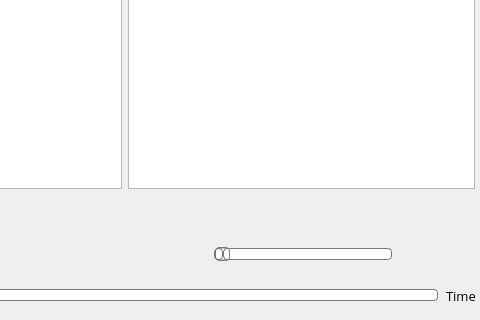
Before: the Qt Designer form UI/mainWindow.ui in ProjectRecommend/experiments, drawn with Qt 5; both pictures show x 225 to 705 and y 280 to 600 of the 705 by 600 pixel window.
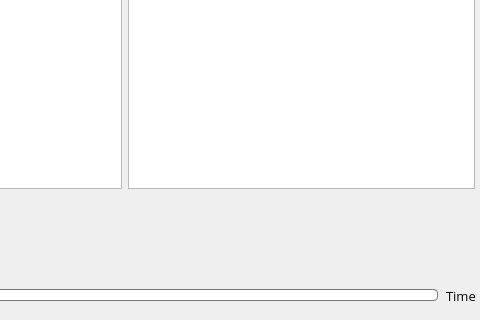
After: the same form once the commit is applied. Icons and pictures are not drawn.

Commit message: Updated main WIndow UI

Patch:
```diff
--- a/UI/mainWindow.ui
+++ b/UI/mainWindow.ui
@@ -406,7 +406,10 @@
          <item>
           <widget class="QPushButton" name="VolumeDecr">
            <property name="enabled">
-            <bool>false</bool>
+            <bool>true</bool>
+           </property>
+           <property name="toolTip">
+            <string>&lt;html&gt;&lt;head/&gt;&lt;body&gt;&lt;p&gt;Decrease Volume&lt;/p&gt;&lt;/body&gt;&lt;/html&gt;</string>
            </property>
            <property name="text">
             <string/>
@@ -417,8 +420,8 @@
            </property>
            <property name="iconSize">
             <size>
-             <width>15</width>
-             <height>15</height>
+             <width>25</width>
+             <height>25</height>
             </size>
            </property>
            <property name="flat">
@@ -426,81 +429,13 @@
            </property>
           </widget>
          </item>
-         <item>
-          <widget class="QSlider" name="VolumeSeekBar">
-           <property name="cursor">
-            <cursorShape>PointingHandCursor</cursorShape>
-           </property>
-           <property name="styleSheet">
-            <string notr="true">QSlider::groove:horizontal {
-border: 1px solid #bbb;
-background: white;
-height: 10px;
-border-radius: 4px;
-}
-
-QSlider::sub-page:horizontal {
-background: qlineargradient(x1: 0, y1: 0,    x2: 0, y2: 1,
-    stop: 0 #66e, stop: 1 #bbf);
-background: qlineargradient(x1: 0, y1: 0.2, x2: 1, y2: 1,
-    stop: 0 #bbf, stop: 1 #55f);
-border: 1px solid #777;
-height: 10px;
-border-radius: 4px;
-}
-
-QSlider::add-page:horizontal {
-background: #fff;
-border: 1px solid #777;
-height: 10px;
-border-radius: 4px;
-}
-
-QSlider::handle:horizontal {
-background: qlineargradient(x1:0, y1:0, x2:1, y2:1,
-    stop:0 #eee, stop:1 #ccc);
-border: 1px solid #777;
-width: 13px;
-margin-top: -2px;
-margin-bottom: -2px;
-border-radius: 4px;
-}
-
-QSlider::handle:horizontal:hover {
-background: qlineargradient(x1:0, y1:0, x2:1, y2:1,
-    stop:0 #fff, stop:1 #ddd);
-border: 1px solid #444;
-border-radius: 4px;
-}
-
-QSlider::sub-page:horizontal:disabled {
-background: #bbb;
-border-color: #999;
-}
-
-QSlider::add-page:horizontal:disabled {
-background: #eee;
-border-color: #999;
-}
-
-QSlider::handle:horizontal:disabled {
-background: #eee;
-border: 1px solid #aaa;
-border-radius: 4px;
-}</string>
-           </property>
-           <property name="orientation">
-            <enum>Qt::Horizontal</enum>
-           </property>
-           <property name="tickInterval">
-            <number>0</number>
-           </property>
-          </widget>
-         </item>
          <item>
           <widget class="QPushButton" name="VolumeIncr">
            <property name="enabled">
-            <bool>false</bool>
+            <bool>true</bool>
+           </property>
+           <property name="toolTip">
+            <string>&lt;html&gt;&lt;head/&gt;&lt;body&gt;&lt;p&gt;Increase Volume&lt;/p&gt;&lt;/body&gt;&lt;/html&gt;</string>
            </property>
            <property name="text">
             <string/>
@@ -511,8 +446,8 @@
            </property>
            <property name="iconSize">
             <size>
-             <width>15</width>
-             <height>15</height>
+             <width>25</width>
+             <height>25</height>
             </size>
            </property>
            <property name="flat">
```
Left out of the diff: 16 changed lines with no effect on the pictures. The commit also changes 2 other files.
